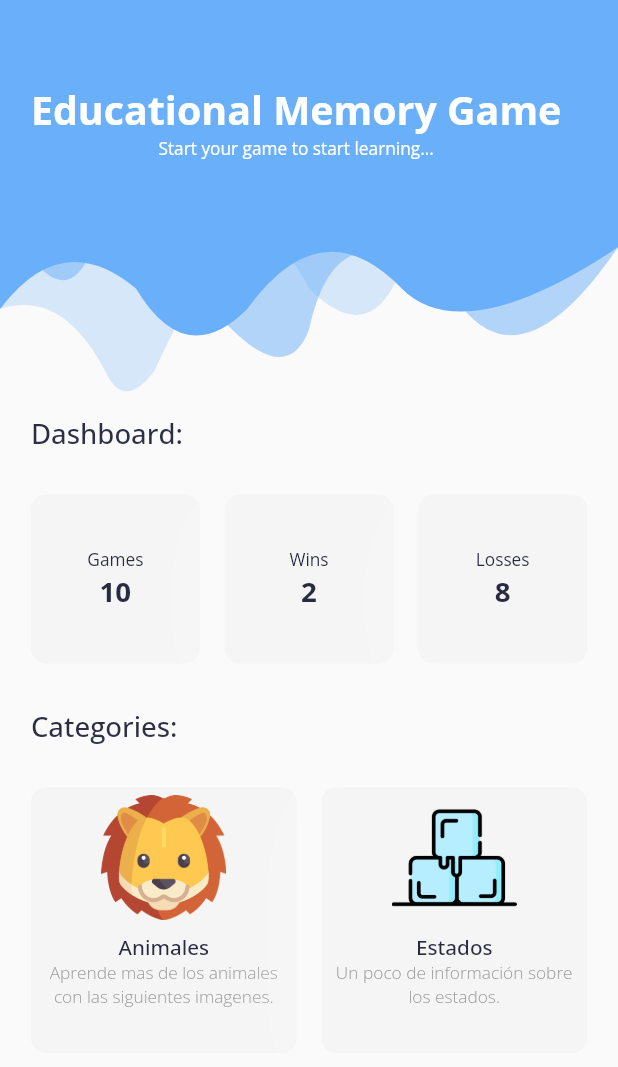
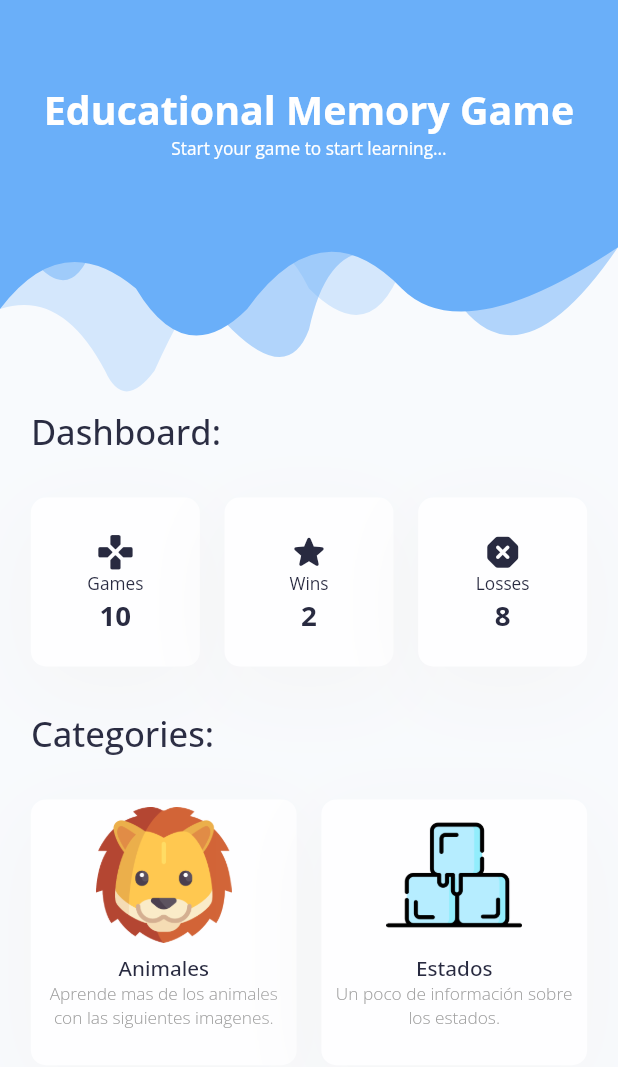
Before and after one commit to FranciscoRdz2001/memory_game_flutter_app, a Flutter app: the screen it shows after launch, on a phone screen of 412 x 824 dp. Shown: the top 1067 px of the screen. Run offline on Flutter 3.47's test engine with Material 2 defaults, Android fonts, the phone set to English and light mode, and no system bars; our stand-ins replace palette_generator.

Commit message:
Homepage modified, gamepage started

```diff
--- a/lib/main.dart
+++ b/lib/main.dart
@@ -1,7 +1,8 @@
 import 'package:flutter/material.dart';
+import 'package:memoram_app/src/provider/categories_provider.dart';
+import 'package:memoram_app/src/provider/game_logic_provider.dart';
 import 'package:provider/provider.dart';
 
-import 'src/game_logic/game_logic.dart';
 import 'src/presentation/views/home_page.dart';
 
 void main() => runApp(const MyApp());
@@ -12,12 +13,15 @@ class MyApp extends StatelessWidget {
 
   @override
   Widget build(BuildContext context) {
-    return ChangeNotifierProvider<GameLogic>(
-      create: (BuildContext context) => GameLogic(context: context),
+    return MultiProvider(
+      providers: [
+        ChangeNotifierProvider<GameLogicProvider>(create: (_) => GameLogicProvider()),
+        ChangeNotifierProvider<CategoriesProvider>(create: (_) => CategoriesProvider()),
+      ],
       child: MaterialApp(
         debugShowCheckedModeBanner: false,
         theme: ThemeData(
-          scaffoldBackgroundColor: const Color.fromARGB(255, 250, 250, 250)
+          scaffoldBackgroundColor: const Color(0xfff8fafd)
         ),
         title: 'Memorama',
         home: const HomePage(),
--- a/lib/src/core/utils/constants.dart
+++ b/lib/src/core/utils/constants.dart
@@ -1,11 +1,13 @@
 import 'package:flutter/material.dart';
 
 const Color accent = Color(0xff6aaff9);
+const Color black = Color(0xff282a40);
+const Color containerBG = Color(0xfffefeff);
 
 List<BoxShadow> shadows = [
     BoxShadow(
       blurRadius: 50,
-      color: Colors.grey[50]!,
+      color: Colors.grey[100]!,
       offset: const Offset(0, 15)
     )
 ];
--- a/lib/src/core/utils/styles.dart
+++ b/lib/src/core/utils/styles.dart
@@ -1,5 +1,7 @@
 
 import 'package:flutter/material.dart';
+
+import 'constants.dart';
 
 
 class TextStyles{
@@ -12,24 +14,24 @@ class TextStyles{
     );
   }
 
-  static TextStyle w700(final double size, [Color color = const Color(0xff282a40)])
+  static TextStyle w700(final double size, [Color color = black])
     => _fontBase(size, color = color).copyWith(fontWeight: FontWeight.w700);
 
-  static TextStyle w600(final double size, [Color color = const Color(0xff282a40)])
+  static TextStyle w600(final double size, [Color color = black])
     => _fontBase(size, color = color).copyWith(fontWeight: FontWeight.w600);
 
-  static TextStyle w500(final double size, [Color color = const Color(0xff282a40)])
+  static TextStyle w500(final double size, [Color color = black])
     => _fontBase(size, color = color).copyWith(fontWeight: FontWeight.w500);
 
-  static TextStyle w400(final double size, [Color color = const Color(0xff282a40)])
+  static TextStyle w400(final double size, [Color color = black])
     => _fontBase(size, color = color).copyWith(fontWeight: FontWeight.w400);
 
-  static TextStyle w300(final double size, [Color color = const Color(0xff282a40)])
+  static TextStyle w300(final double size, [Color color = black])
     => _fontBase(size, color = color).copyWith(fontWeight: FontWeight.w300);
 
-  static TextStyle w200(final double size, [Color color = const Color(0xff282a40)])
+  static TextStyle w200(final double size, [Color color = black])
     => _fontBase(size, color = color).copyWith(fontWeight: FontWeight.w200);
 
-  static TextStyle w100(final double size, [Color color = const Color(0xff282a40)])
+  static TextStyle w100(final double size, [Color color = black])
     => _fontBase(size, color = color).copyWith(fontWeight: FontWeight.w100);
 }
--- /dev/null
+++ b/lib/src/data/models/category_model.dart
@@ -0,0 +1,23 @@
+import 'package:flutter/material.dart';
+import 'package:memoram_app/src/game_logic/images_types.dart';
+
+class CategoryModel{
+
+  Color? bgColor;
+
+  final String path;
+  final String title;
+  final String description;
+  final String icon;
+  final ImagesType imageType;
+
+  CategoryModel({
+    this.bgColor,
+    required this.path,
+    required this.title,
+    required this.description,
+    required this.icon,
+    required this.imageType
+  });
+
+}
--- a/lib/src/data/models/dashboard_item_model.dart
+++ b/lib/src/data/models/dashboard_item_model.dart
@@ -1,15 +1,17 @@
-import 'package:flutter/painting.dart';
+import 'package:flutter/cupertino.dart';
 
 class DashboardItemModel{
 
+  final Color bgColor;
+  final IconData icon;
   final String title;
   final String value;
-  final Color bgColor;
 
   const DashboardItemModel({
+    required this.bgColor,
+    required this.icon,
     required this.title,
     required this.value,
-    required this.bgColor
   });
 
 }
--- a/lib/src/game_logic/game_logic.dart
+++ b/lib/src/game_logic/game_logic.dart
@@ -9,7 +9,7 @@
 import '../presentation/widgets/custom_alert.dart';
 import '../data/models/animal_model.dart';
 import 'game_states.dart';
-import 'images_categories.dart';
+import 'images_types.dart';
 
 class GameLogic with ChangeNotifier{
 
--- a/lib/src/game_logic/images_categories.dart
+++ /dev/null
@@ -1,30 +0,0 @@
-
-
-import 'package:flutter/material.dart';
-import 'package:memoram_app/src/core/utils/constants.dart';
-
-class CategoryInfo{
-
-  final List<Category> list = [
-    Category(path: animalsImagesPath, title: "Animales", description: "Aprende mas de los animales con las siguientes imagenes.", icon: "lionIcon", color: Colors.red, imageType: ImagesType.animals),
-    Category(path: statesImagesPath, title: "Estados", description: "Un poco de información sobre los estados.", icon: "iceIcon", color: Colors.blue, imageType: ImagesType.states),
-  ];
-}
-
-enum ImagesType {
-  animals,
-  states
-}
-
-class Category{
-
-  String path;
-  String title;
-  String description;
-  String icon;
-  MaterialColor color;
-  ImagesType imageType;
-
-  Category({required this.path, required this.title, required this.description, required this.icon, required this.color, required this.imageType});
-
-}
--- /dev/null
+++ b/lib/src/game_logic/images_types.dart
@@ -0,0 +1,5 @@
+
+enum ImagesType {
+  animals,
+  states
+}
--- a/lib/src/presentation/views/home_page.dart
+++ b/lib/src/presentation/views/home_page.dart
@@ -1,16 +1,13 @@
-import 'package:flutter/material.dart';
 import 'package:memoram_app/src/core/utils/constants.dart';
-import 'package:memoram_app/src/presentation/widgets/header_painter.dart';
+import 'package:memoram_app/src/data/models/category_model.dart';
+import 'package:memoram_app/src/presentation/widgets/custom_scaffold_with_header.dart';
+import 'package:memoram_app/src/provider/categories_provider.dart';
+import 'package:palette_generator/palette_generator.dart';
+import 'package:provider/provider.dart';
 import '../../data/models/dashboard_item_model.dart';
-import '../widgets/custom_title_header.dart';
-import '../../game_logic/game_logic.dart';
-import '../../game_logic/images_categories.dart';
-import '../../core/utils/styles.dart';
-import '../../core/utils/responsive.dart';
 import '../widgets/category_container.dart';
 import '../widgets/dashboard_container.dart';
 import '../widgets/flexible_grid_view.dart';
-import 'package:provider/provider.dart';
 
 
 class HomePage extends StatefulWidget {
@@ -23,83 +20,63 @@ class HomePage extends StatefulWidget {
 
 class _HomePageState extends State<HomePage> {
 
-  final CategoryInfo categories = CategoryInfo();
+
+  @override
+  void initState() {
+    super.initState();
+    WidgetsBinding.instance.addPostFrameCallback((_) async{
+
+      final catProvider = Provider.of<CategoriesProvider>(context, listen: false);
+
+      for(CategoryModel cat in catProvider.list){
+        final String imagePath = '$iconsImagesPath/${cat.icon}.png';
+        final paletteGenerator = await PaletteGenerator.fromImageProvider(
+          Image.asset(imagePath).image,
+        );
+
+        final Color color = paletteGenerator.dominantColor!.color;
+        catProvider.setColor(cat, color);
+      }
+    });
+  }
 
   List<DashboardItemModel> dashboardItems = const [
     DashboardItemModel(
-      title: 'Games', value: '10', bgColor: Color(0xffe3e4fd)
+      title: 'Games', value: '10', bgColor: Color(0xffe3e4fd), icon: Icons.gamepad_rounded
     ),
     DashboardItemModel(
-      title: 'Wins', value: '2', bgColor: Color(0xffe3e4fd)
+      title: 'Wins', value: '2', bgColor: Color(0xffe3e4fd), icon: Icons.star_rounded
     ),
     DashboardItemModel(
-      title: 'Losses', value: '8', bgColor: Color(0xffe3e4fd)
+      title: 'Losses', value: '8', bgColor: Color(0xffe3e4fd), icon: Icons.dangerous_rounded
     ),
   ];
 
   @override
-  Widget build(BuildContext context) {
+  Widget build(BuildContext context){
 
-    final GameLogic game = Provider.of<GameLogic>(context);
-    game.context = context;
+    final CategoriesProvider categoriesProvider = Provider.of<CategoriesProvider>(context);
 
-    final ResponsiveUtil resp = ResponsiveUtil.of(context);
-
-    return Scaffold(
-      body: CustomPaint(
-        painter: const HeaderPainter(),
-        child: Padding(
-          padding: EdgeInsets.only(
-            left: resp.lPadding,
-            right: resp.rPadding,
-            top: resp.tPadding
-          ),
-          child: LayoutBuilder(
-            builder: (_, constraints) {
-              return SingleChildScrollView(
-                child: ConstrainedBox(
-                  constraints: BoxConstraints(
-                    maxHeight: constraints.maxHeight
-                  ),
-                  child: Column(
-                    crossAxisAlignment: CrossAxisAlignment.start,
-                    mainAxisAlignment: MainAxisAlignment.start,
-                    children: [
-                      Expanded(
-                        flex: 1,
-                        child: Column(
-                          children: [
-                            SizedBox(height: resp.separatorHeight / 2),
-                            Text('Educational Memory Game', textAlign: TextAlign.center, style: TextStyles.w700(resp.dp(2.85), Colors.white)),
-                            Text('Start your game to start learning...', textAlign: TextAlign.center, style: TextStyles.w400(resp.dp(1.25), Colors.white)),
-                          ],
-                        ),
-                      ),
-                      SizedBox(height: resp.separatorHeight),
-                      Text('Dashboard:', textAlign: TextAlign.center, style: TextStyles.w500(resp.dp(2))),
-                      SizedBox(height: resp.separatorHeight),
+    return CustomScaffoldWithHeader(
+      title: 'Educational Memory Game',
+      subTitle: 'Start your game to start learning...',
+      getWidgets: (resp) {
+        return [
+          Text('Dashboard:', textAlign: TextAlign.center, style: TextStyles.w500(resp.dp(2.5))),
 
           FlexibleGridView(
-                        items: dashboardItems.map((i) => DashboardContainer(bgColor: Colors.grey[100]!, title: i.title, value: i.value)).toList(),
             crossAxisCount: 3,
+            items: dashboardItems.map((i) => DashboardContainer(bgColor: containerBG, title: i.title, value: i.value, icon: i.icon)).toList()
           ),
 
           // Categories Containers
-                      SizedBox(height: resp.separatorHeight),
-                      Text('Categories:', textAlign: TextAlign.center, style: TextStyles.w500(resp.dp(2))),
-                      SizedBox(height: resp.separatorHeight),
+          Text('Categories:', textAlign: TextAlign.center, style: TextStyles.w500(resp.dp(2.5))),
           FlexibleGridView(
-                        items: categories.list.map((c) => CategoryContainer(category: c)).toList(),
+            items: categoriesProvider.list.map((c) => CategoryContainer(category: c)).toList(),
             crossAxisCount: 2,
           ),
-                    ],
-                  ),
-                ),
-              );
+        ];
       },
-          ),
-        ),
-      ),
     );
   }
 }
--- a/lib/src/presentation/widgets/category_container.dart
+++ b/lib/src/presentation/widgets/category_container.dart
@@ -1,84 +1,74 @@
 import 'package:flutter/material.dart';
 import 'package:memoram_app/src/core/utils/constants.dart';
-import 'package:palette_generator/palette_generator.dart';
-import '../../game_logic/images_categories.dart';
+import 'package:memoram_app/src/data/models/category_model.dart';
+import 'package:memoram_app/src/presentation/views/game_page.dart';
+import 'package:memoram_app/src/presentation/widgets/custom_category_image_container.dart';
+import 'package:memoram_app/src/provider/game_logic_provider.dart';
+import 'package:provider/provider.dart';
 import '../../core/utils/styles.dart';
 import '../../core/utils/responsive.dart';
-import 'bubbles_painter.dart';
 
 
 class CategoryContainer extends StatelessWidget {
 
-  final Category category;
+  final CategoryModel category;
 
   const CategoryContainer({
     Key? key,
     required this.category
   }) : super(key: key);
 
-  Future<PaletteGenerator>_updatePaletteGenerator() async{
-    final paletteGenerator = await PaletteGenerator.fromImageProvider(
-      Image.asset('$iconsImagesPath/${category.icon}.png').image,
-    );
-    return paletteGenerator;
-  }
-
   @override
   Widget build(BuildContext context) {
 
     final ResponsiveUtil resp = ResponsiveUtil.of(context);
+    final GameLogicProvider logicProvider = Provider.of<GameLogicProvider>(context);
+
+    final String imagePath = '$iconsImagesPath/${category.icon}.png';
 
     return Column(
       children: [
         Expanded(
+          child: GestureDetector(
+            onTap: (){
+              logicProvider.selectedCategory = category;
+              Navigator.push(
+                context,
+                MaterialPageRoute<void>(
+                  builder: (BuildContext context) => const GamePage(),
+                ),
+              );
+            },
             child: Container(
               padding: EdgeInsets.symmetric(horizontal: resp.lPadding / 4, vertical: resp.tPadding / 8),
               width: double.infinity,
               decoration: BoxDecoration(
-              color: Colors.grey[100],
+                color: containerBG,
                 borderRadius: BorderRadius.circular(10),
                 boxShadow: shadows
               ),
-            child: FutureBuilder<PaletteGenerator>(
-              future: _updatePaletteGenerator(),
-              builder: (BuildContext context, AsyncSnapshot<dynamic> snapshot) {
-
-                Color categoryContainerColor = Colors.grey[100]!;
-
-                if(snapshot.connectionState == ConnectionState.done) {
-                  if (!snapshot.hasError){
-                    final face = snapshot.data.dominantColor.color;
-                    categoryContainerColor = face;
-                  }
-                }
-
-                return Column(
+              child: Column(
                 children: [
-                    Expanded(
-                      child: AnimatedContainer(
-                        duration: const Duration(milliseconds: 250),
-                        width: double.infinity,
-                        decoration: BoxDecoration(
-                          color: categoryContainerColor,
-                          borderRadius: BorderRadius.circular(10)
-
+                  CustomCategoryImageContainer(
+                    path: imagePath,
+                    category: category,
+                    flex: 13
                   ),
-                        child: Image.asset('$iconsImagesPath/${category.icon}.png', fit: BoxFit.contain)
-                      )
+                  const Expanded(
+                    child: SizedBox(),
                   ),
                   Expanded(
+                    flex: 10,
                     child: Column(
                       children: [
-                          SizedBox(height: resp.hp(1)),
                         Text(category.title, style: TextStyles.w500(resp.dp(1.5)), overflow: TextOverflow.ellipsis),
                         Text(category.description, textAlign: TextAlign.center, style: TextStyles.w300(resp.dp(1.25), Colors.grey), overflow: TextOverflow.ellipsis, maxLines: 2),
                       ],
                     ),
+                  ),
+                ]
               )
-                  ]
-                );
-              },
-            )
+            ),
           )
         ),
       ],
--- /dev/null
+++ b/lib/src/presentation/widgets/custom_category_image_container.dart
@@ -0,0 +1,45 @@
+import 'package:flutter/material.dart';
+import 'package:memoram_app/src/core/utils/constants.dart';
+import 'package:memoram_app/src/data/models/category_model.dart';
+import 'package:memoram_app/src/provider/categories_provider.dart';
+import 'package:palette_generator/palette_generator.dart';
+import 'package:provider/provider.dart';
+
+
+class CustomCategoryImageContainer extends StatelessWidget {
+
+  final CategoryModel category;
+  final String path;
+
+  final Color? definedColor;
+  final int? flex;
+
+  const CustomCategoryImageContainer({
+    Key? key,
+    this.definedColor,
+    this.flex,
+    required this.path,
+    required this.category
+  }) : super(key: key);
+
+
+  @override
+  Widget build(BuildContext context) {
+
+    return Expanded(
+      flex: flex ?? 1,
+      child: AnimatedContainer(
+        duration: const Duration(milliseconds: 250),
+        width: double.infinity,
+        decoration: BoxDecoration(
+          color: category.bgColor ?? containerBG,
+          borderRadius: BorderRadius.circular(10)
+        ),
+        child: Hero(
+          tag: path,
+          child: Image.asset(path, fit: BoxFit.contain)
+        )
+      )
+    );
+  }
+}
--- a/lib/src/presentation/widgets/custom_image_folder.dart
+++ b/lib/src/presentation/widgets/custom_image_folder.dart
@@ -1,12 +1,12 @@
 import 'package:flutter/material.dart';
-import '../../game_logic/images_categories.dart';
+import 'package:memoram_app/src/data/models/category_model.dart';
 import '../../core/utils/styles.dart';
 import '../../core/utils/responsive.dart';
 
 class CustomImageFolder extends StatelessWidget {
 
   final Function() onTapEvent;
-  final Category category;
+  final CategoryModel category;
 
   CustomImageFolder({
     Key? key,
--- /dev/null
+++ b/lib/src/presentation/widgets/custom_scaffold_with_header.dart
@@ -0,0 +1,84 @@
+import 'package:flutter/material.dart';
+import 'package:memoram_app/src/core/utils/constants.dart';
+import 'package:memoram_app/src/core/utils/responsive.dart';
+
+import '../../core/utils/styles.dart';
+import 'header_painter.dart';
+
+export 'package:flutter/material.dart';
+export '../../core/utils/styles.dart';
+
+class CustomScaffoldWithHeader extends StatelessWidget {
+
+  final bool? withoutHeader;
+  final Widget? beforeTitleWidget;
+
+  final String title;
+  final String subTitle;
+  final List<Widget> Function(ResponsiveUtil resp)? getWidgets;
+
+  const CustomScaffoldWithHeader({
+    Key? key,
+    this.withoutHeader,
+    this.beforeTitleWidget,
+    required this.title,
+    required this.subTitle,
+
+    this.getWidgets
+  }) : super(key: key);
+
+  @override
+  Widget build(BuildContext context) {
+
+    final ResponsiveUtil resp = ResponsiveUtil.of(context);
+    final Color textColor = withoutHeader ?? false ? black : Colors.white;
+
+    Widget getBody(){
+      return Padding(
+        padding: EdgeInsets.only(
+          left: resp.lPadding,
+          right: resp.rPadding,
+          top: resp.tPadding
+        ),
+        child: SizedBox(
+          width: resp.width,
+          height: resp.height,
+          child: Column(
+            crossAxisAlignment: CrossAxisAlignment.start,
+            children: [
+              Expanded(
+                flex: 1,
+                child: Center(
+                  child: Column(
+                    children: [
+                      SizedBox(height: resp.separatorHeight / 2),
+                      if(beforeTitleWidget != null) ...[
+                        beforeTitleWidget!,
+                        SizedBox(height: resp.separatorHeight / 2),
+                      ],
+                      Text(title, textAlign: TextAlign.center, style: TextStyles.w700(resp.dp(2.85), textColor)),
+                      Text(subTitle, textAlign: TextAlign.center, style: TextStyles.w400(resp.dp(1.25), textColor)),
+                    ],
+                  ),
+                ),
+              ),
+
+              if(getWidgets != null)
+                for(final widget in getWidgets!(resp))...[
+                  SizedBox(height: resp.separatorHeight),
+                  widget
+                ]
+            ],
+          ),
+        ),
+      );
+    }
+
+    return Scaffold(
+      body: withoutHeader ?? false ? getBody() : CustomPaint(
+        painter: const HeaderPainter(),
+        child: getBody()
+      ),
+    );
+  }
+}
--- a/lib/src/presentation/widgets/dashboard_container.dart
+++ b/lib/src/presentation/widgets/dashboard_container.dart
@@ -1,6 +1,5 @@
 import 'package:flutter/material.dart';
 import 'package:memoram_app/src/core/utils/constants.dart';
-import 'package:memoram_app/src/presentation/widgets/bubbles_painter.dart';
 import '../../core/utils/responsive.dart';
 
 import '../../core/utils/styles.dart';
@@ -9,12 +8,14 @@ import '../../core/utils/styles.dart';
 class DashboardContainer extends StatelessWidget {
 
   final Color bgColor;
+  final IconData icon;
   final String title;
   final String value;
 
   const DashboardContainer({
     Key? key,
     required this.bgColor,
+    required this.icon,
     required this.title,
     required this.value
   }) : super(key: key);
@@ -34,6 +35,7 @@ class DashboardContainer extends StatelessWidget {
         crossAxisAlignment: CrossAxisAlignment.center,
         mainAxisAlignment: MainAxisAlignment.center,
         children: [
+          Icon(icon, size: resp.dp(3), color: black),
           Text(title, textAlign: TextAlign.center, style: TextStyles.w400(resp.dp(1.25))),
           Text(value, textAlign: TextAlign.center, style: TextStyles.w700(resp.dp(2))),
         ],
--- /dev/null
+++ b/lib/src/provider/categories_provider.dart
@@ -0,0 +1,22 @@
+import 'package:flutter/material.dart';
+import 'package:memoram_app/src/core/utils/constants.dart';
+
+import '../data/models/category_model.dart';
+import '../game_logic/images_types.dart';
+
+
+class CategoriesProvider with ChangeNotifier{
+
+  List<CategoryModel> list = [
+    CategoryModel(path: animalsImagesPath, title: "Animales", description: "Aprende mas de los animales con las siguientes imagenes.", icon: "lionIcon", imageType: ImagesType.animals),
+    CategoryModel(path: statesImagesPath, title: "Estados", description: "Un poco de información sobre los estados.", icon: "iceIcon", imageType: ImagesType.states),
+  ];
+
+  void setColor(final CategoryModel cat, final Color color){
+
+    int catIndex = list.indexOf(cat);
+
+    list[catIndex].bgColor = color;
+    notifyListeners();
+  }
+}
--- /dev/null
+++ b/lib/src/provider/game_logic_provider.dart
@@ -0,0 +1,24 @@
+import 'package:flutter/material.dart';
+import 'package:memoram_app/src/data/models/category_model.dart';
+
+class GameLogicProvider with ChangeNotifier{
+
+  CategoryModel? _selectedCategory;
+  List<String>? _selectedImages;
+
+  int? _movements;
+
+
+  final int _imagesToRepeat = 2;
+
+  CategoryModel get selectedCategory => _selectedCategory!;
+  set selectedCategory(final CategoryModel cat){
+    _selectedCategory = cat;
+    notifyListeners();
+  }
+
+  GameLogicProvider(){
+
+  }
+
+}
```
Also changed, not shown: lib/src/presentation/views/game_page.dart (+169 -109 lines). Lines whose indentation alone changed are shown as unchanged.
